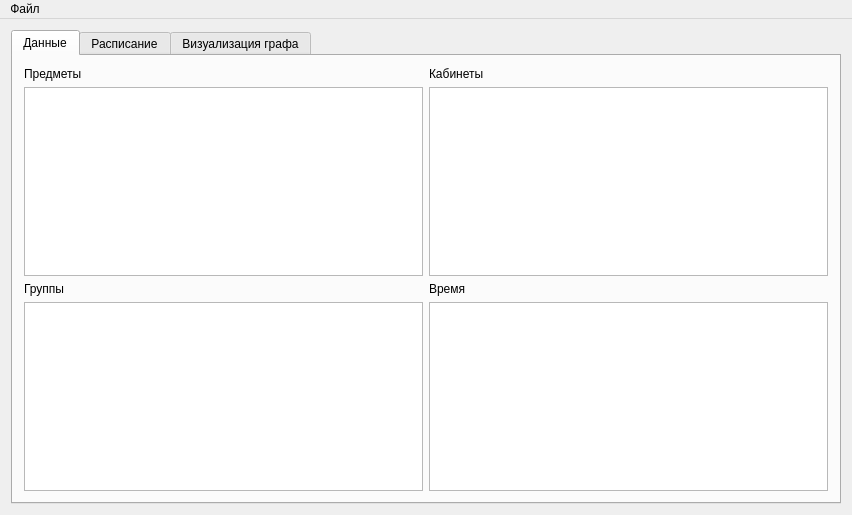
First picture: the form in gui/mainwindow.ui, repository valeriefuerte/ScheduleMultipartiteGraph, before the edit.
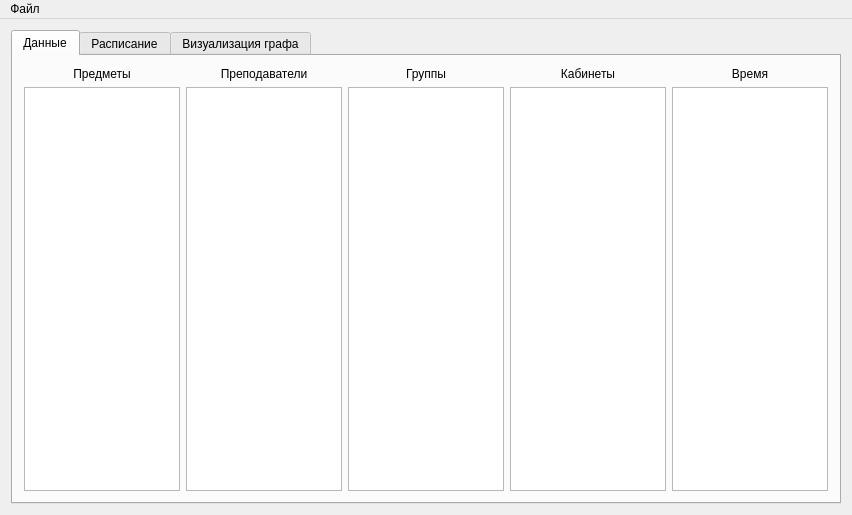
Second picture: the form after the edit.

Patch:
```diff
--- a/gui/mainwindow.ui
+++ b/gui/mainwindow.ui
@@ -15,7 +15,7 @@
   </property>
   <widget class="QWidget" name="centralWidget">
    <layout class="QGridLayout" name="gridLayout">
-    <item row="0" column="0">
+    <item row="1" column="0">
      <widget class="QTabWidget" name="tabWidget">
       <property name="currentIndex">
        <number>0</number>
@@ -25,46 +25,71 @@
         <string>Данные</string>
        </attribute>
        <layout class="QGridLayout" name="gridLayout_2">
+        <item row="2" column="0">
+         <widget class="QTableView" name="subject_table"/>
+        </item>
+        <item row="2" column="2">
+         <widget class="QTableView" name="group_table"/>
+        </item>
+        <item row="2" column="4">
+         <widget class="QTableView" name="time_table"/>
+        </item>
+        <item row="2" column="3">
+         <widget class="QTableView" name="cabinets_table"/>
+        </item>
+        <item row="2" column="1">
+         <widget class="QTableView" name="teacher_table"/>
+        </item>
         <item row="0" column="0">
          <widget class="QLabel" name="fieldsLabel">
           <property name="text">
            <string>Предметы</string>
           </property>
+          <property name="alignment">
+           <set>Qt::AlignCenter</set>
+          </property>
          </widget>
         </item>
         <item row="0" column="1">
+         <widget class="QLabel" name="label">
+          <property name="text">
+           <string>Преподаватели</string>
+          </property>
+          <property name="alignment">
+           <set>Qt::AlignCenter</set>
+          </property>
+         </widget>
+        </item>
+        <item row="0" column="4">
+         <widget class="QLabel" name="timeLabel">
+          <property name="text">
+           <string>Время</string>
+          </property>
+          <property name="alignment">
+           <set>Qt::AlignCenter</set>
+          </property>
+         </widget>
+        </item>
+        <item row="0" column="3">
          <widget class="QLabel" name="cabinetsLabel">
           <property name="text">
            <string>Кабинеты</string>
           </property>
+          <property name="alignment">
+           <set>Qt::AlignCenter</set>
+          </property>
          </widget>
         </item>
-        <item row="2" column="0">
+        <item row="0" column="2">
          <widget class="QLabel" name="groupsLabel">
           <property name="text">
            <string>Группы</string>
           </property>
-         </widget>
-        </item>
-        <item row="2" column="1">
-         <widget class="QLabel" name="timeLabel">
-          <property name="text">
-           <string>Время</string>
+          <property name="alignment">
+           <set>Qt::AlignCenter</set>
           </property>
          </widget>
         </item>
-        <item row="1" column="0">
-         <widget class="QTableView" name="fieldsTableView"/>
-        </item>
-        <item row="1" column="1">
-         <widget class="QTableView" name="cabinetsTableView"/>
-        </item>
-        <item row="3" column="0">
-         <widget class="QTableView" name="groupsTableView"/>
-        </item>
-        <item row="3" column="1">
-         <widget class="QTableView" name="timeTableView"/>
-        </item>
        </layout>
        <zorder>fieldsTableView</zorder>
        <zorder>fieldsLabel</zorder>
```
Left out of the diff: 10 changed lines with no effect on the pictures.
